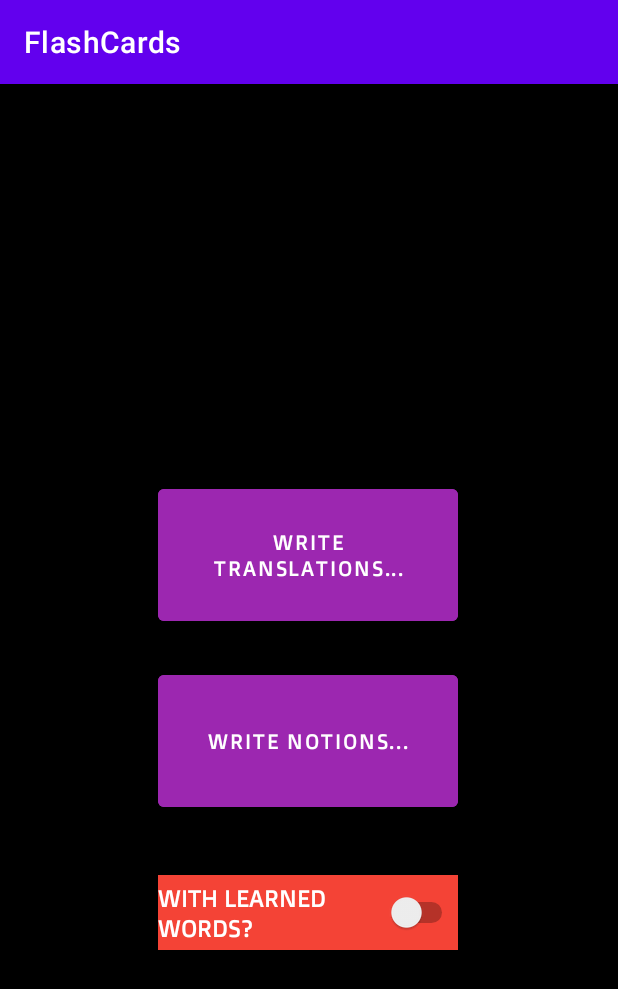
After one commit to mikdDd/FlashCards, an Android app: the TestModeActivity screen opened directly, with no data from a screen before it, on a phone screen of 412 x 824 dp. The commit adds this screen. Shown: the top 989 px of the screen. Run offline under Robolectric (Android 15) with nearby library versions, the phone set to English and light mode, and no system bars.

Commit message:
Learned flashcards and mode in test

```diff
--- a/app/src/main/AndroidManifest.xml
+++ b/app/src/main/AndroidManifest.xml
@@ -33,6 +33,7 @@
             android:exported="false"
             android:theme="@style/Theme.AppCompat.Dialog" />
         <activity android:name=".StudyingActivity"></activity>
+        <activity android:name=".TestModeActivity"></activity>
         <activity android:name=".TestActivity"></activity>
         <activity android:name=".TestScoreActivity"></activity>
         <activity
--- a/app/src/main/java/com/example/flashcards/DatabaseDao.kt
+++ b/app/src/main/java/com/example/flashcards/DatabaseDao.kt
@@ -25,6 +25,9 @@ interface DatabaseDao
     @Query("SELECT * FROM FlashCard WHERE packageId = :packageID")
     fun selectAllCards(packageID: Long) : List<FlashCard>
 
+    @Query("UPDATE FlashCard SET learned = :newValue WHERE id = :flashCardID")
+    fun updateLearned(flashCardID: Long, newValue: Boolean)
+
     @Update
     fun updateCard(card: FlashCard)
 
--- a/app/src/main/java/com/example/flashcards/MainActivity.kt
+++ b/app/src/main/java/com/example/flashcards/MainActivity.kt
@@ -106,7 +106,7 @@ class MainActivity : AppCompatActivity() {
             },
             object: PackageRecyclerAdapter.TestButtonListener{
                 override fun onTestButtonClick(position: Int) {
-                    val intent = Intent(context, TestActivity::class.java)
+                    val intent = Intent(context, TestModeActivity::class.java)
                     intent.putExtra("position", position)
                     startActivity(intent)
                 }
--- /dev/null
+++ b/app/src/main/java/com/example/flashcards/TestModeActivity.kt
@@ -0,0 +1,44 @@
+package com.example.flashcards
+
+import android.annotation.SuppressLint
+import android.content.Intent
+import android.os.Bundle
+import android.view.View
+import android.view.Window
+import android.widget.Switch
+import androidx.appcompat.app.AppCompatActivity
+
+@SuppressLint("UseSwitchCompatOrMaterialCode")
+class TestModeActivity : AppCompatActivity() {
+    private var position : Int = 0
+    private var withLearnedOn : Boolean = false
+    private lateinit var switch : Switch
+
+    override fun onCreate(savedInstanceState: Bundle?) {
+        super.onCreate(savedInstanceState)
+        setContentView(R.layout.activity_test_mode)
+        position = intent.getIntExtra("position", 0)
+        switch = findViewById(R.id.learnedSwitch)
+        switch.setOnCheckedChangeListener { _, isChecked ->
+            withLearnedOn = isChecked
+        }
+    }
+
+    fun setAnswerAsTranslation(view: View) {
+        val intent = Intent(this, TestActivity::class.java)
+        intent.putExtra("test_mode",1)
+        intent.putExtra("learned_mode", withLearnedOn)
+        intent.putExtra("position", position)
+        startActivity(intent)
+        finish()
+    }
+
+    fun setAnswerAsNotion(view: View) {
+        val intent = Intent(this, TestActivity::class.java)
+        intent.putExtra("test_mode",2)
+        intent.putExtra("learned_mode", withLearnedOn)
+        intent.putExtra("position", position)
+        startActivity(intent)
+        finish()
+    }
+}
--- /dev/null
+++ b/app/src/main/res/layout/activity_test_mode.xml
@@ -0,0 +1,59 @@
+<?xml version="1.0" encoding="utf-8"?>
+<androidx.constraintlayout.widget.ConstraintLayout
+    xmlns:android="http://schemas.android.com/apk/res/android"
+    xmlns:app="http://schemas.android.com/apk/res-auto"
+    xmlns:tools="http://schemas.android.com/tools"
+    android:layout_width="match_parent"
+    android:layout_height="match_parent"
+    android:background="@color/black">
+
+
+    <Button
+        android:id="@+id/answerAsNotionButton"
+        android:layout_width="200dp"
+        android:layout_height="100dp"
+        android:backgroundTint="#9C27B0"
+        android:fontFamily="@font/doppio_one"
+        android:onClick="setAnswerAsNotion"
+        android:text="@string/write_notions"
+        android:textColor="#FFFFFF"
+        app:layout_constraintBottom_toBottomOf="parent"
+        app:layout_constraintEnd_toEndOf="parent"
+        app:layout_constraintHorizontal_bias="0.498"
+        app:layout_constraintStart_toStartOf="parent"
+        app:layout_constraintTop_toTopOf="parent"
+        app:layout_constraintVertical_bias="0.581" />
+
+    <Button
+        android:id="@+id/answerAsTranslationButton"
+        android:layout_width="200dp"
+        android:layout_height="100dp"
+        android:backgroundTint="#9C27B0"
+        android:fontFamily="@font/doppio_one"
+        android:onClick="setAnswerAsTranslation"
+        android:text="@string/write_translations"
+        android:textColor="#FFFFFF"
+        app:layout_constraintBottom_toBottomOf="parent"
+        app:layout_constraintEnd_toEndOf="parent"
+        app:layout_constraintHorizontal_bias="0.498"
+        app:layout_constraintStart_toStartOf="parent"
+        app:layout_constraintTop_toTopOf="parent"
+        app:layout_constraintVertical_bias="0.395" />
+
+    <Switch
+        android:id="@+id/learnedSwitch"
+        android:layout_width="200dp"
+        android:layout_height="50dp"
+        android:background="#F44336"
+        android:backgroundTint="#F44336"
+        android:fontFamily="@font/doppio_one"
+        android:text="WITH LEARNED WORDS?"
+        android:textColor="#FFFFFF"
+        android:textSize="16sp"
+        app:layout_constraintBottom_toBottomOf="parent"
+        app:layout_constraintEnd_toEndOf="parent"
+        app:layout_constraintHorizontal_bias="0.498"
+        app:layout_constraintStart_toStartOf="parent"
+        app:layout_constraintTop_toTopOf="parent"
+        app:layout_constraintVertical_bias="0.734" />
+</androidx.constraintlayout.widget.ConstraintLayout>
--- a/app/src/main/res/values/strings.xml
+++ b/app/src/main/res/values/strings.xml
@@ -4,4 +4,6 @@
     <string name="notion_definition">notion/definition</string>
     <string name="don_t_know">Don\'t know</string>
     <string name="enter_the_term">Enter the term</string>
+    <string name="write_notions">Write notions...</string>
+    <string name="write_translations">Write translations...</string>
 </resources>
```
Also changed, not shown: app/src/main/java/com/example/flashcards/FlashCardsListActivity.kt (+16 -6 lines), app/src/main/java/com/example/flashcards/FlashCardsListRecyclerAdapter.kt (+9 -1 lines), app/src/main/java/com/example/flashcards/TestActivity.kt (+26 -4 lines).
